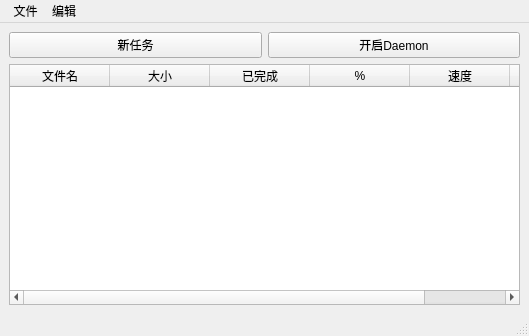
This is ui/main.ui in pro711/smartget as Qt 5 draws it before an edit. The edited form follows.
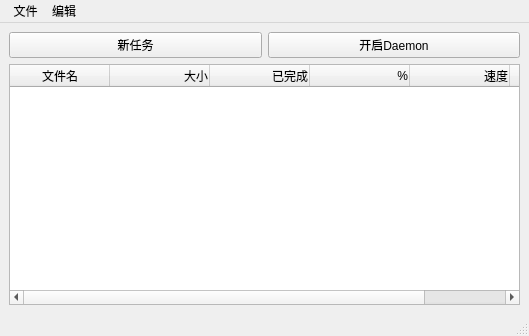
This is the edited form.

Commit message: multiple downloads and UI improved

```diff
--- a/ui/main.ui
+++ b/ui/main.ui
@@ -49,26 +49,41 @@
          <property name="text">
           <string>大小</string>
          </property>
+         <property name="textAlignment">
+          <set>AlignRight|AlignVCenter</set>
+         </property>
         </column>
         <column>
          <property name="text">
           <string>已完成</string>
          </property>
+         <property name="textAlignment">
+          <set>AlignRight|AlignVCenter</set>
+         </property>
         </column>
         <column>
          <property name="text">
           <string>%</string>
          </property>
+         <property name="textAlignment">
+          <set>AlignRight|AlignVCenter</set>
+         </property>
         </column>
         <column>
          <property name="text">
           <string>速度</string>
          </property>
+         <property name="textAlignment">
+          <set>AlignRight|AlignVCenter</set>
+         </property>
         </column>
         <column>
          <property name="text">
           <string>节点数</string>
          </property>
+         <property name="textAlignment">
+          <set>AlignRight|AlignVCenter</set>
+         </property>
         </column>
        </widget>
       </item>
```
The commit also changes 2 other files.
